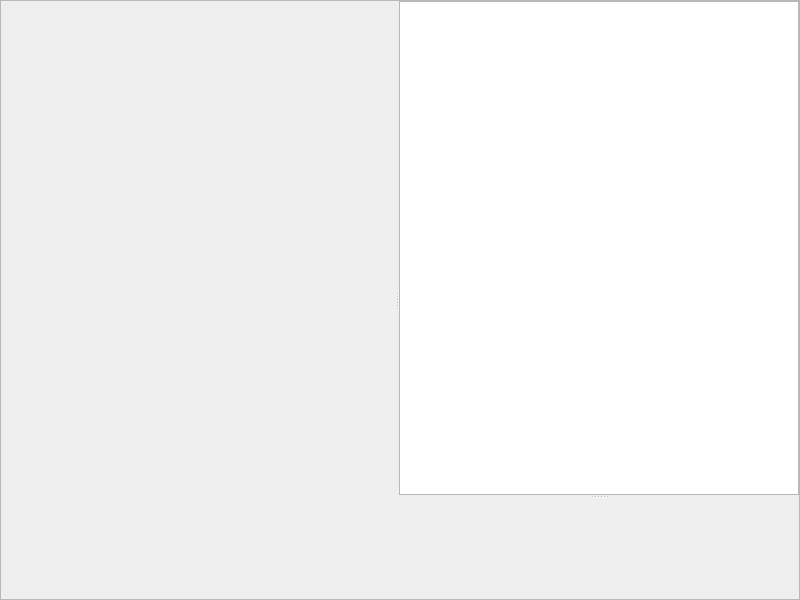
First picture: the form in apps/MetroME/ui/mainwindow.ui, repository NicksWorld/MetroTools, before the edit.
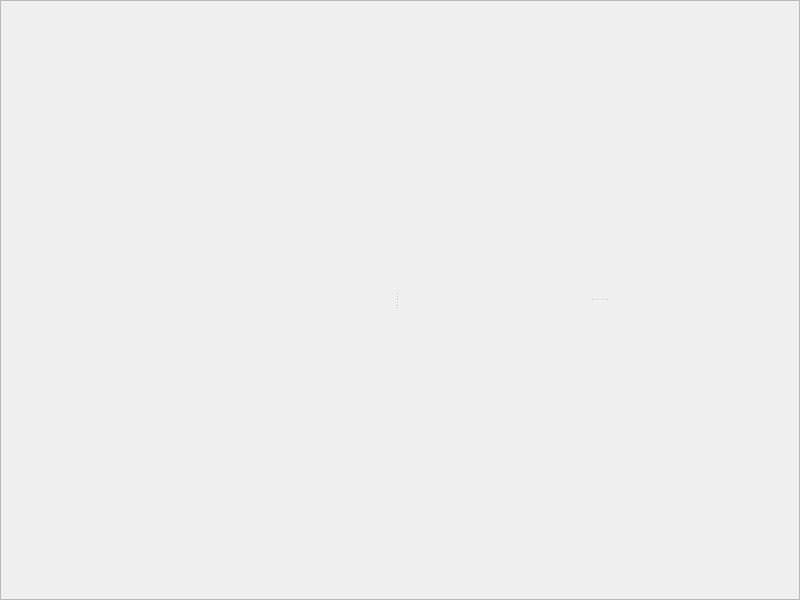
Second picture: the form after the edit. Custom widgets are drawn as their Qt base class.

Commit message: stared working on #25 + added tree view for the skeleton hierarchy (bones, locators, etc.) + added drawing of locators

Diff of the .ui file:
```diff
--- a/apps/MetroME/ui/mainwindow.ui
+++ b/apps/MetroME/ui/mainwindow.ui
@@ -190,18 +190,6 @@
                <property name="bottomMargin">
                 <number>0</number>
                </property>
-               <item>
-                <widget class="QTreeWidget" name="treeModelHierarchy">
-                 <attribute name="headerVisible">
-                  <bool>false</bool>
-                 </attribute>
-                 <column>
-                  <property name="text">
-                   <string notr="true">1</string>
-                  </property>
-                 </column>
-                </widget>
-               </item>
               </layout>
              </widget>
              <widget class="QWidget" name="pnlProperties" native="true">
```
The commit also changes 16 other files.
